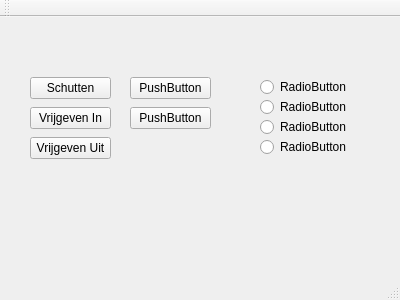
grasmanek94/-PRC-ES-3, file PRC3/SluiceController/QT/mainwindow.ui: the form before one commit.
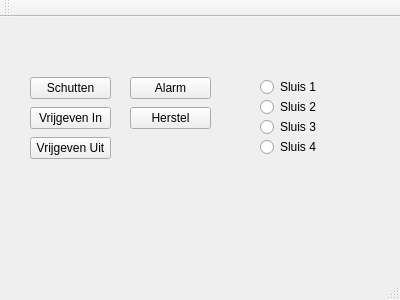
The form after the commit.

The edit to the form file:
```diff
--- a/PRC3/SluiceController/QT/mainwindow.ui
+++ b/PRC3/SluiceController/QT/mainwindow.ui
@@ -50,7 +50,7 @@
      </rect>
     </property>
     <property name="text">
-     <string>PushButton</string>
+     <string>Alarm</string>
     </property>
    </widget>
    <widget class="QPushButton" name="b_Herstel">
@@ -63,7 +63,7 @@
      </rect>
     </property>
     <property name="text">
-     <string>PushButton</string>
+     <string>Herstel</string>
     </property>
    </widget>
    <widget class="QPushButton" name="b_Vrijgeven_Uit">
@@ -89,7 +89,7 @@
      </rect>
     </property>
     <property name="text">
-     <string>RadioButton</string>
+     <string>Sluis 1</string>
     </property>
    </widget>
    <widget class="QRadioButton" name="rb_2">
@@ -102,7 +102,7 @@
      </rect>
     </property>
     <property name="text">
-     <string>RadioButton</string>
+     <string>Sluis 2</string>
     </property>
    </widget>
    <widget class="QRadioButton" name="rb_3">
@@ -115,7 +115,7 @@
      </rect>
     </property>
     <property name="text">
-     <string>RadioButton</string>
+     <string>Sluis 3</string>
     </property>
    </widget>
    <widget class="QRadioButton" name="rb_4">
@@ -128,7 +128,7 @@
      </rect>
     </property>
     <property name="text">
-     <string>RadioButton</string>
+     <string>Sluis 4</string>
     </property>
    </widget>
   </widget>
```
Left out of the diff: 2 changed lines with no effect on the pictures.
